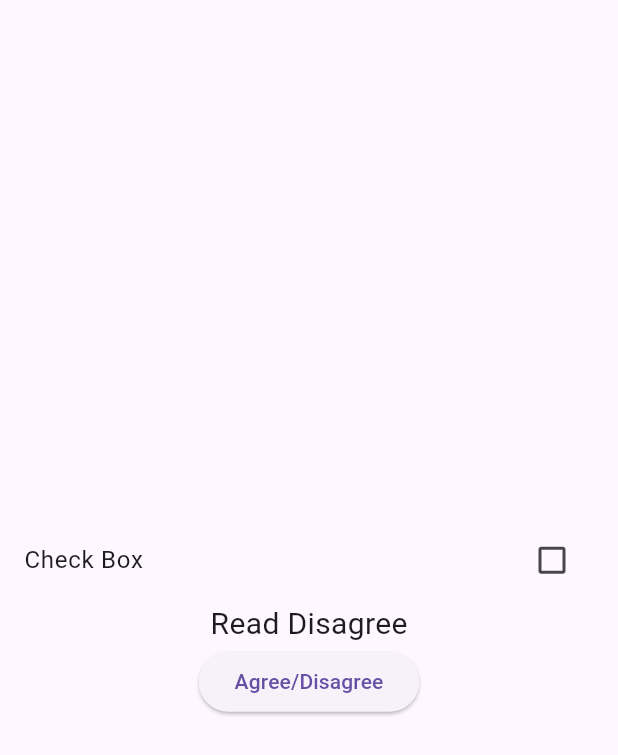
After one commit to DharaPambhar/second_app, a Flutter app: the CheckBoxExample screen opened directly, after a tap on "Check Box", after a tap on "Agree/Disagree", on a phone screen of 412 x 824 dp. The commit adds this screen. Shown: the top 755 px of the screen. Run offline on Flutter 3.47's test engine with Material 3 defaults, Android fonts, the phone set to English and light mode, and no system bars.

Commit message:
checkbox/ radiobutton

```diff
--- /dev/null
+++ b/lib/controls/checkbox.dart
@@ -0,0 +1,51 @@
+import 'package:flutter/material.dart';
+
+class CheckBoxExample extends StatefulWidget {
+  const CheckBoxExample({super.key});
+
+  @override
+  State<CheckBoxExample> createState() => _CheckBoxExampleState();
+}
+
+class _CheckBoxExampleState extends State<CheckBoxExample> {
+  bool ischecked = false;
+
+  void updateCheckBox() {
+    setState(() {
+      ischecked = !ischecked;
+    });
+  }
+
+  @override
+  Widget build(BuildContext context) {
+    return Scaffold(
+      body: Center(
+        child: Column(
+          mainAxisAlignment: MainAxisAlignment.center,
+          crossAxisAlignment: CrossAxisAlignment.center,
+          children: [
+            CheckboxListTile(
+              title: const Text("Check Box"),
+              value: ischecked,
+              onChanged: (v) {
+                setState(() {
+                  ischecked = v!;
+                });
+              },
+            ),
+
+            Text(
+              'Read ${ischecked ? 'Agree' : 'Disagree'}',
+              style: const TextStyle(fontSize: 20),
+            ),
+
+            ElevatedButton(
+              onPressed: updateCheckBox,
+              child: const Text('Agree/Disagree'),
+            ),
+          ],
+        ),
+      ),
+    );
+  }
+}
```
Also changed, not shown: lib/controls/radiobutton.dart (line endings or trailing spaces).
